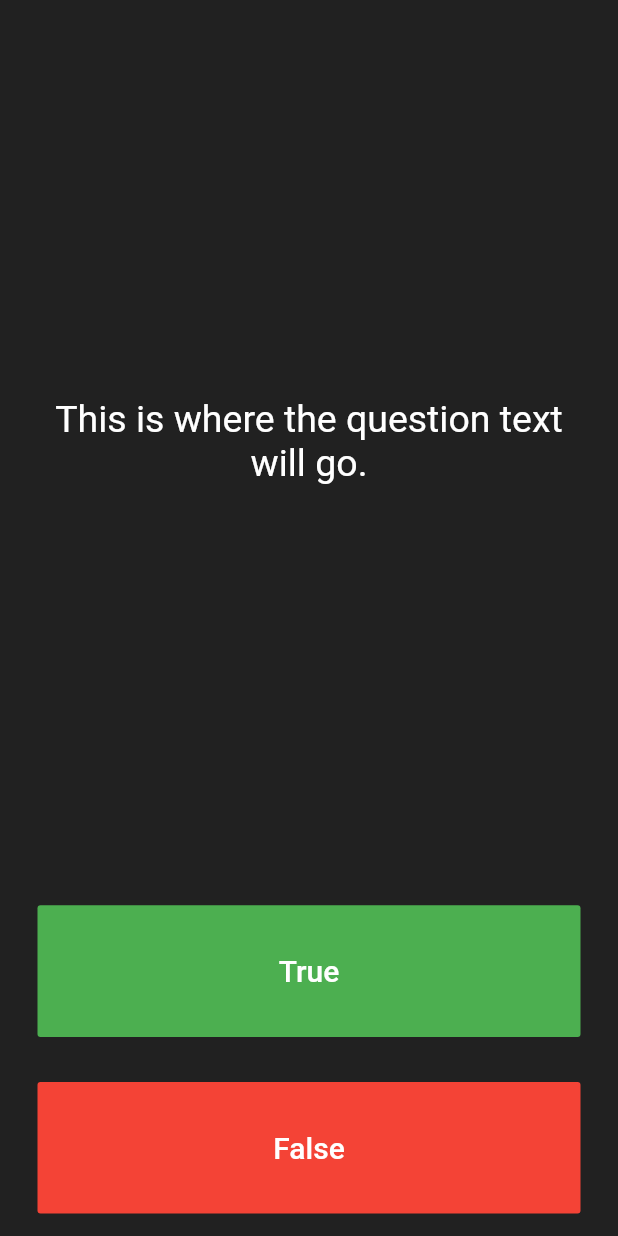
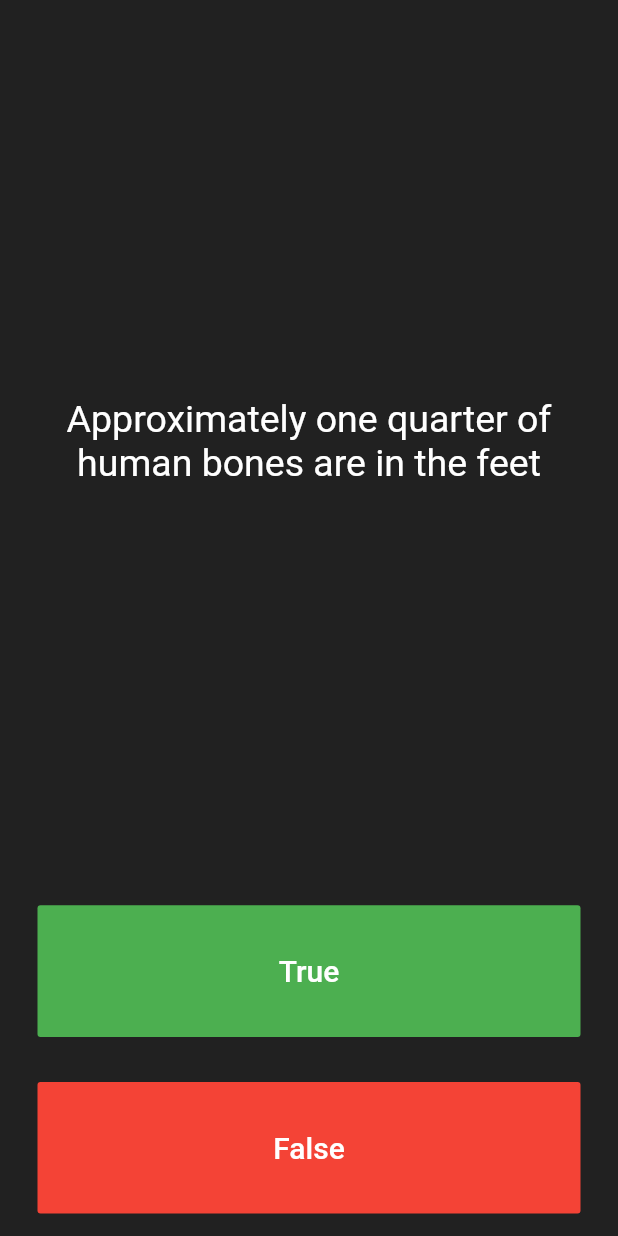
Before and after one commit to praveen-pro/quizzler-flutter, a Flutter app: the screen it shows after launch, after a tap on "True", on a phone screen of 412 x 824 dp. Run offline on Flutter 3.47's test engine with Material 2 defaults, Android fonts, the phone set to English and light mode, and no system bars.

Commit message:
Added scoreKeeper and questions

```diff
--- a/lib/main.dart
+++ b/lib/main.dart
@@ -25,6 +25,16 @@ class QuizPage extends StatefulWidget {
 }
 
 class _QuizPageState extends State<QuizPage> {
+  List<Icon> scoreKeeper = [];
+
+  List<String> questions = [
+    'You can lead a cow downstairs but not upstairs',
+    'Approximately one quarter of human bones are in the feet',
+    'A slug\'s blood is green'
+  ];
+
+  int questionNumber = 0;
+
   @override
   Widget build(BuildContext context) {
     return Column(
@@ -37,7 +47,7 @@ class _QuizPageState extends State<QuizPage> {
             padding: EdgeInsets.all(10.0),
             child: Center(
               child: Text(
-                'This is where the question text will go.',
+                questions[questionNumber],
                 textAlign: TextAlign.center,
                 style: TextStyle(
                   fontSize: 25.0,
@@ -62,6 +72,7 @@ class _QuizPageState extends State<QuizPage> {
               ),
               onPressed: () {
                 //The user picked true.
+                nextQuestion();
               },
             ),
           ),
@@ -80,13 +91,22 @@ class _QuizPageState extends State<QuizPage> {
               ),
               onPressed: () {
                 //The user picked false.
+                nextQuestion();
               },
             ),
           ),
         ),
-        //TODO: Add a Row here as your score keeper
+        Row(
+          children: scoreKeeper,
+        ),
       ],
     );
+  }
+
+  void nextQuestion() {
+    setState(() {
+      if (questionNumber < questions.length - 1) questionNumber++;
+    });
   }
 }
 
```
